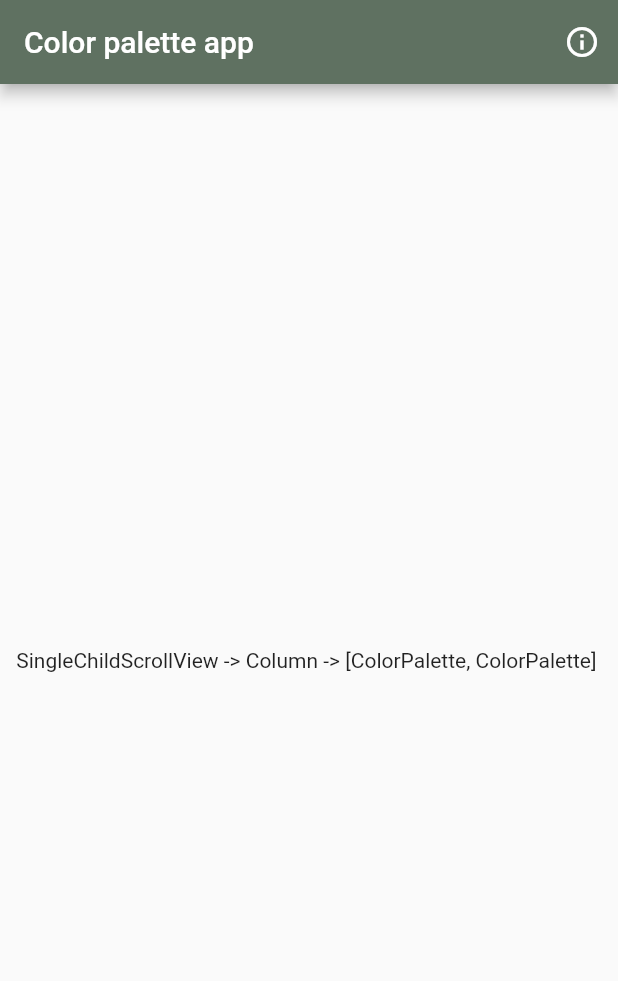
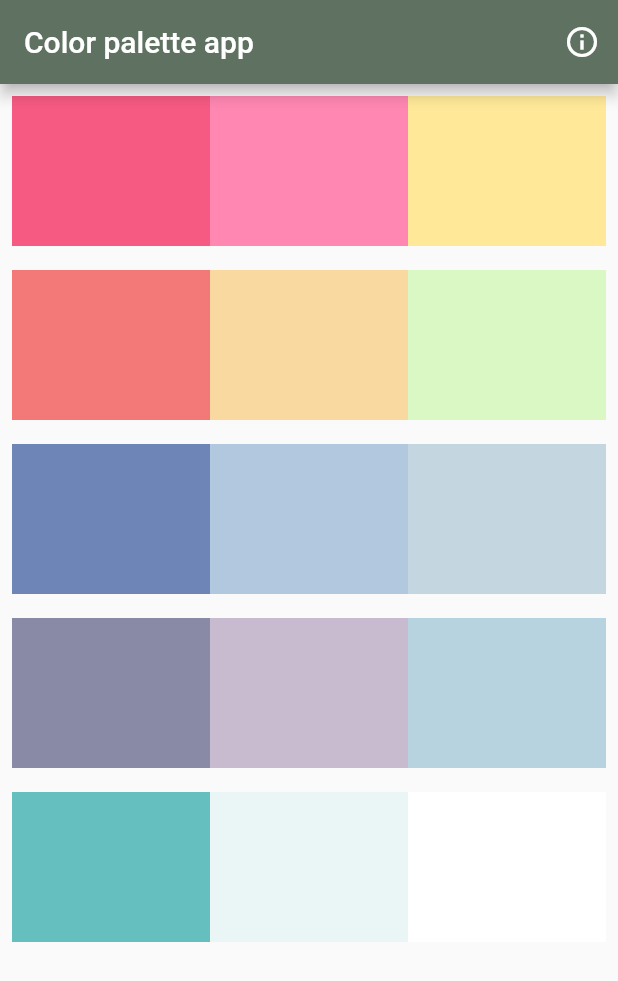
Before and after one commit to luisFelipeEvilla/f_color_palette_template, a Flutter app: the screen it shows after launch, on a phone screen of 412 x 824 dp. Shown: the top 981 px of the screen. Run offline on Flutter 3.47's test engine with Material 2 defaults, Android fonts, the phone set to English and light mode, and no system bars; our stand-ins replace get, loggy.

Commit message:
color palettes with ccopy hex color function

```diff
--- a/lib/ui/pages/color_selection_page.dart
+++ b/lib/ui/pages/color_selection_page.dart
@@ -25,9 +25,41 @@ class ColorSelectionPage extends StatelessWidget {
           ],
         ),
         // https://colorhunt.co/
-        body: (const Center(
-          child: Text(
-              "SingleChildScrollView -> Column -> [ColorPalette, ColorPalette] "),
+        body: (SingleChildScrollView(
+          child: Column(
+            children: [
+              ColorPalette(
+                baseColor: '#F65A83',
+                baseColor1: '#FF87B2',
+                baseColor2: '#FFE898',
+                callback: showColor,
+              ),
+              ColorPalette(
+                baseColor: '#F37878',
+                baseColor1: '#FAD9A1',
+                baseColor2: '#D9F8C4',
+                callback: showColor,
+              ),
+              ColorPalette(
+                baseColor: '#6E85B7',
+                baseColor1: '#B2C8DF',
+                baseColor2: '#C4D7E0',
+                callback: showColor,
+              ),
+              ColorPalette(
+                baseColor: '#898AA6',
+                baseColor1: '#C9BBCF',
+                baseColor2: '#B7D3DF',
+                callback: showColor,
+              ),
+              ColorPalette(
+                baseColor: '#66BFBF',
+                baseColor1: '#EAF6F6',
+                baseColor2: '#FFFFFF',
+                callback: showColor,
+              )
+            ],
+          ),
         )));
   }
 
--- a/lib/ui/widgets/color_palette.dart
+++ b/lib/ui/widgets/color_palette.dart
@@ -1,13 +1,23 @@
 import 'package:flutter/material.dart';
 import '../../utils/color_utils.dart';
 
-class ColorPalette extends StatelessWidget {
-  const ColorPalette({
-    Key? key,
-    // así se reciben en el constructor, por ejemplo
-    //required this.baseColor,
-  }) : super(key: key);
+class ColorPalette extends StatefulWidget {
+  const ColorPalette(
+      {Key? key,
+      // así se reciben en el constructor, por ejemplo
+      //required this.baseColor,
 
+      required this.baseColor,
+      required this.baseColor1,
+      required this.baseColor2,
+      required this.callback})
+      : super(key: key);
+
+  final String baseColor;
+  final String baseColor1;
+  final String baseColor2;
+
+  final Function(String) callback;
   // atributos de la clase, por ejemplo
   //final String baseColor;
 
@@ -16,13 +26,63 @@ class ColorPalette extends StatelessWidget {
   //final Function(String) callback;
 
   @override
+  State<ColorPalette> createState() => _ColorPalette();
+}
+
+class _ColorPalette extends State<ColorPalette> {
+  int flex = 2, flex1 = 2, flex2 = 2;
+
+  @override
   Widget build(BuildContext context) {
     // padding para crear espacio alrededor del widget
     return Padding(
-      padding: const EdgeInsets.all(8.0),
-      // vamos a mostrar los elementos en un row
-      child: Text(
-          'Row -> [Expanded(flex: 4,GestureDetector(Container(height: 100, color: ColorUtils.FromHex(baseColor))) )]'),
-    );
+        padding: const EdgeInsets.all(8.0),
+        // vamos a mostrar los elementos en un row
+        child: Row(
+          children: [
+            Expanded(
+                flex: flex,
+                child: GestureDetector(
+                    onTap: () {
+                      setState(() {
+                        flex = 6;
+                        flex1 = 2;
+                        flex2 = 2;
+                      });
+                      widget.callback(widget.baseColor);
+                    },
+                    child: Container(
+                        height: 100,
+                        color: ColorUtils.FromHex(widget.baseColor)))),
+            Expanded(
+                flex: flex1,
+                child: GestureDetector(
+                    onTap: () {
+                      setState(() {
+                        flex = 2;
+                        flex1 = 2;
+                        flex2 = 6;
+                      });
+                      widget.callback(widget.baseColor1);
+                    },
+                    child: Container(
+                        height: 100,
+                        color: ColorUtils.FromHex(widget.baseColor1)))),
+            Expanded(
+                flex: flex2,
+                child: GestureDetector(
+                    onTap: () {
+                      setState(() {
+                        flex = 2;
+                        flex1 = 2;
+                        flex2 = 6;
+                      });
+                      widget.callback(widget.baseColor1);
+                    },
+                    child: Container(
+                        height: 100,
+                        color: ColorUtils.FromHex(widget.baseColor2))))
+          ],
+        ));
   }
 }
```
